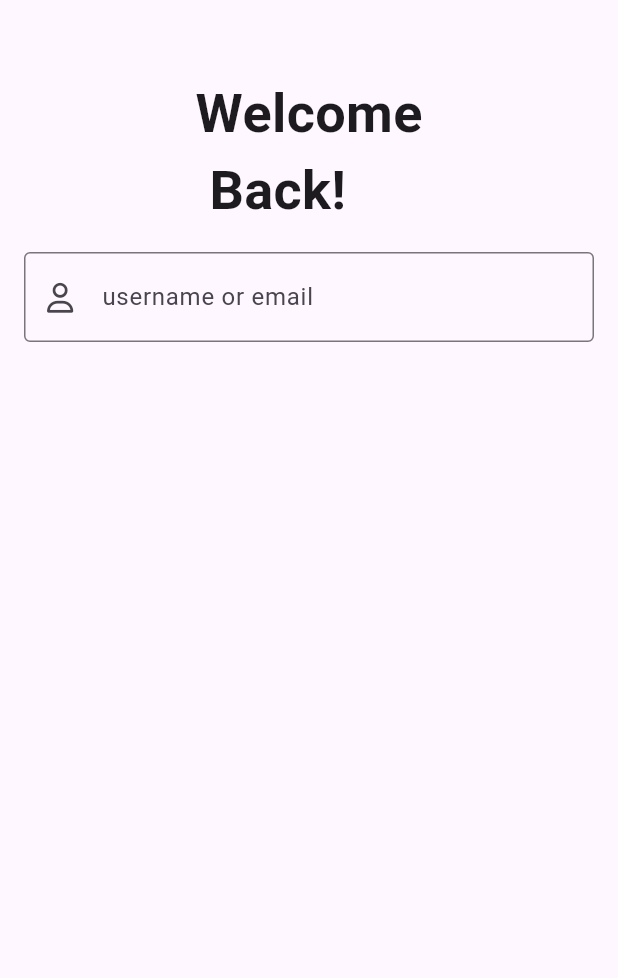
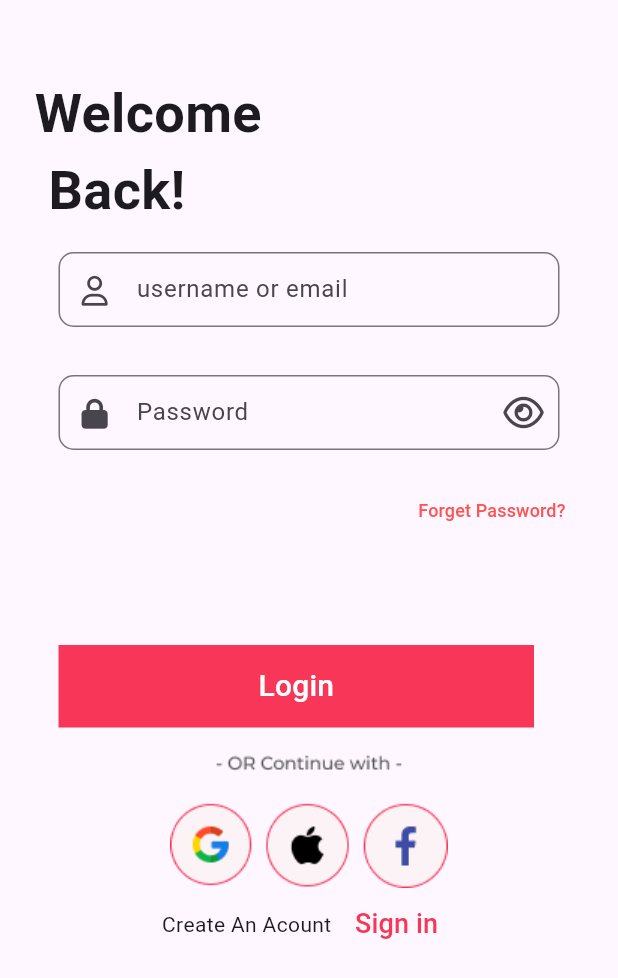
Before and after one commit to kerollos-eid1/UI-shopping, a Flutter app: the screen it shows after launch, after a tap on "Skip", on a phone screen of 412 x 824 dp. Shown: the top 978 px of the screen. Run offline on Flutter 3.47's test engine with Material 3 defaults, Android fonts, the phone set to English and light mode, and no system bars; our stand-ins replace font_awesome_flutter, go_router.

Commit message:
create and build login and add image

```diff
--- a/lib/core/utils/asset_photo.dart
+++ b/lib/core/utils/asset_photo.dart
@@ -1,4 +1,5 @@
 class AssetPhoto {
   static const logo='Assets/images/Logo.png';
   static const FashionShop ='Assets/images/fashion shop-rafiki 1.png';
+  static const GoodleSignIn='Assets/images/Goodle_&_Fb_Sign_in.png';
 }
--- a/lib/core/utils/style.dart
+++ b/lib/core/utils/style.dart
@@ -11,8 +11,7 @@ abstract class Styles {
   );
   static const textStyles36 = TextStyle(
     fontSize: 36,
-    fontWeight: FontWeight.w300,
+
+    fontWeight: FontWeight.bold,
   );
-
-
 }
--- /dev/null
+++ b/lib/feature/Login/presentation/views/widgets/custom_contanier.dart
@@ -0,0 +1,26 @@
+import 'package:flutter/material.dart';
+
+class CustomContainer extends StatelessWidget {
+  const CustomContainer({super.key});
+
+  @override
+  Widget build(BuildContext context) {
+    return Padding(
+      padding: const EdgeInsets.all(16),
+      child: SizedBox(
+        child: Container(
+          width: 317,
+          height: 55,
+          color: Color(0xffF83758),
+          child: TextButton(
+            onPressed: () {},
+            child: Text(
+              'Login',
+              style: TextStyle(fontSize: 20, color: Colors.white),
+            ),
+          ),
+        ),
+      ),
+    );
+  }
+}
--- /dev/null
+++ b/lib/feature/Login/presentation/views/widgets/custom_text_feild.dart
@@ -0,0 +1,42 @@
+
+import 'package:flutter/material.dart';
+import 'package:font_awesome_flutter/font_awesome_flutter.dart';
+
+class CustomTextFeild extends StatelessWidget {
+  const CustomTextFeild({super.key});
+
+  @override
+  Widget build(BuildContext context) {
+    return const Column(
+      children: [
+        Padding(
+          padding: EdgeInsets.all(16),
+          child: TextField(
+            decoration: InputDecoration(
+              border: OutlineInputBorder(
+                borderRadius: BorderRadius.all(Radius.circular(10)),
+              ),
+              hintText: 'username or email',
+              contentPadding: EdgeInsets.all(13),
+              prefixIcon: Icon(FontAwesomeIcons.user, size: 20),
+            ),
+          ),
+        ),
+        Padding(
+          padding: EdgeInsets.all(16),
+          child: TextField(
+            decoration: InputDecoration(
+              border: OutlineInputBorder(
+                borderRadius: BorderRadius.all(Radius.circular(10)),
+              ),
+              hintText: 'Password',
+              contentPadding: EdgeInsets.all(13),
+              prefixIcon: Icon(FontAwesomeIcons.lock, size: 20),
+              suffixIcon: Icon(FontAwesomeIcons.eye),
+            ),
+          ),
+        ),
+      ],
+    );
+  }
+}
--- a/lib/feature/Login/presentation/views/widgets/login_body.dart
+++ b/lib/feature/Login/presentation/views/widgets/login_body.dart
@@ -1,45 +1,70 @@
 import 'package:flutter/material.dart';
-import 'package:font_awesome_flutter/font_awesome_flutter.dart';
+import 'package:ui_shop/core/utils/asset_photo.dart';
 import 'package:ui_shop/core/utils/style.dart';
+import 'package:ui_shop/feature/Login/presentation/views/widgets/custom_contanier.dart';
+import 'package:ui_shop/feature/Login/presentation/views/widgets/custom_text_feild.dart';
 
 class LoginBody extends StatelessWidget {
   const LoginBody({super.key});
 
   @override
   Widget build(BuildContext context) {
-    return Column(
-      mainAxisAlignment: MainAxisAlignment.start,
+    return Padding(
+      padding: const EdgeInsets.symmetric(horizontal: 23),
+      child: Column(
+        crossAxisAlignment: CrossAxisAlignment.start,
         children: [
           Padding(
             padding: const EdgeInsets.only(top: 50),
+            child: Text('Welcome\n Back!', style: Styles.textStyles36),
+          ),
+          const CustomTextFeild(),
+          Row(
+            children: [
+              Spacer(),
+              TextButton(
+                onPressed: () {},
                 child: Text(
-            'Welcome\n Back!',
-            style: Styles.textStyles36.copyWith(fontWeight: FontWeight.bold),
+                  'Forget Password?',
+                  style: TextStyle(color: Colors.redAccent, fontSize: 12),
                 ),
               ),
-        CustomTextFeild(),
             ],
+          ),
+
+          const SizedBox(height: 50),
+          CustomContainer(),
+          iconcontact(),
+        ],
+      ),
     );
   }
 }
 
-class CustomTextFeild extends StatelessWidget {
-  const CustomTextFeild({super.key});
+class iconcontact extends StatelessWidget {
+  const iconcontact({super.key});
 
   @override
   Widget build(BuildContext context) {
-    return const Column(
+    return Column(
       children: [
-        Padding(
-          padding: EdgeInsets.all(16),
-          child: TextField(
-            decoration: InputDecoration(
-              border: OutlineInputBorder(),
-              hintText: 'username or email',
-              contentPadding: EdgeInsets.all(18),
-              prefixIcon: Icon(FontAwesomeIcons.user, size: 20),
+        Row(
+          mainAxisAlignment: MainAxisAlignment.center,
+          children: [Image.asset(AssetPhoto.GoodleSignIn)],
+        ),
+
+        Row(
+          mainAxisAlignment: MainAxisAlignment.center,
+          children: [
+            Text('Create An Acount\t'),
+            TextButton(
+              onPressed: () {},
+              child: Text(
+                'Sign in',
+                style: TextStyle(color: Color(0xffF83758), fontSize: 18),
               ),
             ),
+          ],
         ),
       ],
     );
```
Also changed, not shown: Assets/images/Goodle_&_Fb_Sign_in.png (added). Lines whose indentation alone changed are shown as unchanged.
